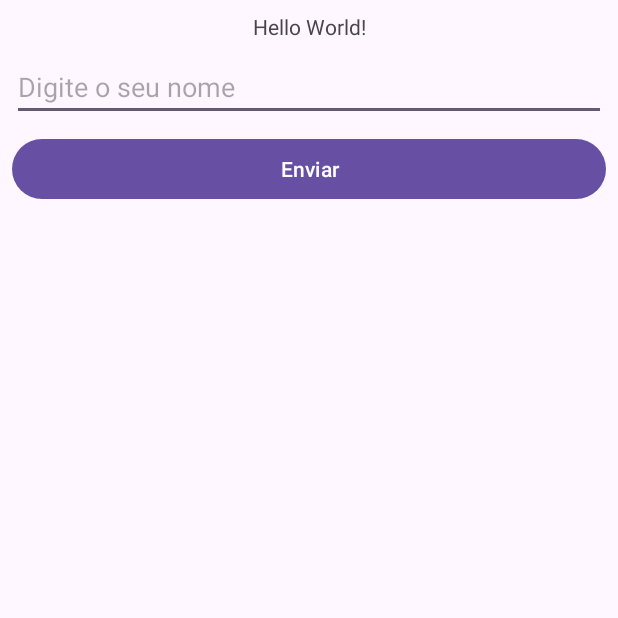
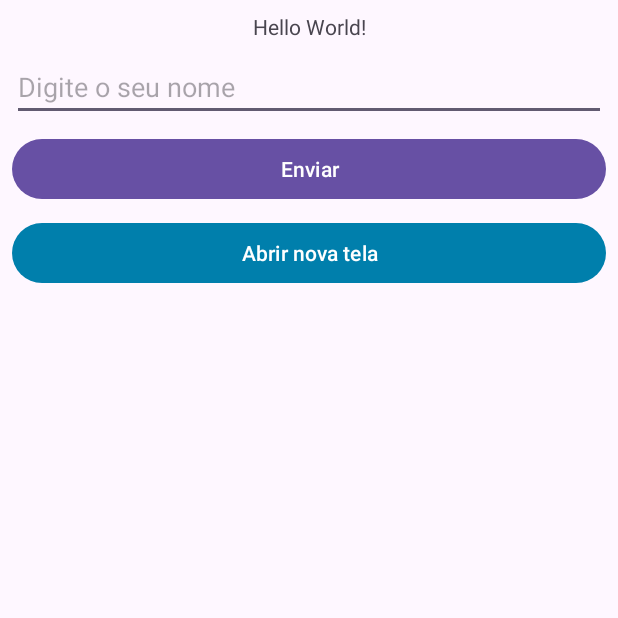
Before and after one commit to DiegoGervazoni/OceanJornadaAndroidMar2024, an Android app: the screen it shows after launch (MainActivity), on a phone screen of 412 x 824 dp, the top half of it. Run offline under Robolectric (Android 15) with nearby library versions, the phone set to English and light mode, and no system bars.

Commit message:
Comportamento do boltao Voltar

```diff
--- a/app/src/main/java/com/example/oceanandroidjornadamar2024/MainActivity.kt
+++ b/app/src/main/java/com/example/oceanandroidjornadamar2024/MainActivity.kt
@@ -1,5 +1,6 @@
 package com.example.oceanandroidjornadamar2024
 
+import android.content.Intent
 import androidx.appcompat.app.AppCompatActivity
 import android.os.Bundle
 import android.widget.Button
@@ -25,5 +26,15 @@ class MainActivity : AppCompatActivity() {
                 etNome.error = "Digite um nome válido!"
             }
         }
+
+        // Comportamento do botao abrir nova tela
+        val btAbrirNovaTela =  findViewById<Button>(R.id.btAbrirNovaTela)
+
+        btAbrirNovaTela.setOnClickListener {
+
+            val novaTelaIntent = Intent(this, ResultadoActivity::class.java)
+
+            startActivity(novaTelaIntent)
+        }
     }
 }
--- a/app/src/main/java/com/example/oceanandroidjornadamar2024/ResultadoActivity.kt
+++ b/app/src/main/java/com/example/oceanandroidjornadamar2024/ResultadoActivity.kt
@@ -2,10 +2,17 @@ package com.example.oceanandroidjornadamar2024
 
 import androidx.appcompat.app.AppCompatActivity
 import android.os.Bundle
+import android.widget.Button
 
 class ResultadoActivity : AppCompatActivity() {
     override fun onCreate(savedInstanceState: Bundle?) {
         super.onCreate(savedInstanceState)
         setContentView(R.layout.activity_resultado)
+
+        val btVoltar = findViewById<Button>(R.id.btVoltar)
+
+        btVoltar.setOnClickListener{
+            finish()
+        }
     }
 }
--- a/app/src/main/res/layout/activity_main.xml
+++ b/app/src/main/res/layout/activity_main.xml
@@ -51,4 +51,19 @@
         app:layout_constraintStart_toStartOf="parent"
         app:layout_constraintTop_toBottomOf="@+id/tvResultado" />
 
+    <Button
+        android:id="@+id/btAbrirNovaTela"
+        android:layout_width="0dp"
+        android:layout_height="wrap_content"
+        android:layout_marginStart="8dp"
+        android:layout_marginLeft="8dp"
+        android:layout_marginTop="8dp"
+        android:layout_marginEnd="8dp"
+        android:layout_marginRight="8dp"
+        android:text="Abrir nova tela"
+        app:backgroundTint="#FF007FAC"
+        app:layout_constraintEnd_toEndOf="parent"
+        app:layout_constraintStart_toStartOf="parent"
+        app:layout_constraintTop_toBottomOf="@+id/btnEnviar" />
+
 </androidx.constraintlayout.widget.ConstraintLayout>
```
